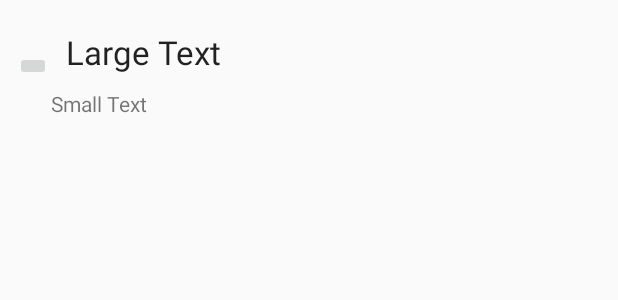
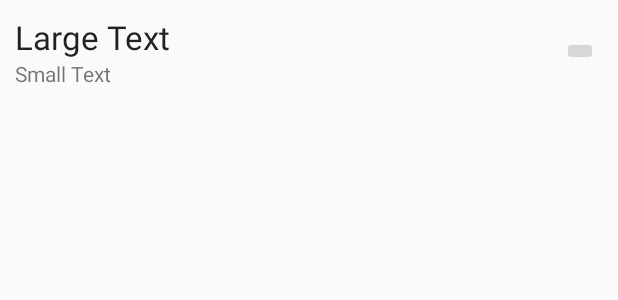
Before and after one commit to lenaMK/mtl-art, an Android app: the layout rangee.xml on its own in the app's theme, with its tools: preview values and no code run, on a phone screen of 412 x 824 dp. Shown: the top 300 px of the screen. Run offline under Robolectric (Android 15) with nearby library versions, the phone set to English and light mode, and no system bars; network calls fail.

Commit message:
ListView: radio buttons for sorting and imageButton to the right, clickable from the favorites

```diff
--- a/app/src/main/res/layout/rangee.xml
+++ b/app/src/main/res/layout/rangee.xml
@@ -1,27 +1,23 @@
 <?xml version="1.0" encoding="utf-8"?>
-<LinearLayout xmlns:android="http://schemas.android.com/apk/res/android"
+<RelativeLayout xmlns:android="http://schemas.android.com/apk/res/android"
     android:orientation="horizontal" android:layout_width="match_parent"
     android:layout_height="wrap_content"
     android:padding="10dp"
     android:gravity="center_vertical">
 
-    <ImageButton
-        android:layout_width="wrap_content"
-        android:layout_height="wrap_content"
-        android:id="@+id/state_button" />
-
     <LinearLayout
         android:orientation="vertical"
         android:layout_width="match_parent"
-        android:layout_height="wrap_content">
+        android:layout_height="wrap_content"
+        android:layout_alignParentLeft="true"
+        android:layout_alignParentTop="true">
 
         <TextView
             android:layout_width="fill_parent"
             android:layout_height="wrap_content"
             android:textAppearance="?android:attr/textAppearanceLarge"
             android:text="Large Text"
-            android:id="@+id/rangee_title"
-            android:layout_margin="10dp" />
+            android:id="@+id/rangee_title" />
 
         <TextView
             android:layout_width="fill_parent"
@@ -31,4 +27,14 @@
             android:id="@+id/rangee_sub" />
     </LinearLayout>
 
-</LinearLayout>
+    <ImageButton
+        android:layout_width="wrap_content"
+        android:layout_height="wrap_content"
+        android:id="@+id/state_button"
+        android:layout_alignParentLeft="false"
+        android:layout_alignParentTop="false"
+        android:layout_marginRight="3dp"
+        android:layout_alignParentRight="true"
+        android:layout_centerVertical="true" />
+
+</RelativeLayout>
```
Also changed, not shown: app/src/main/java/com/example/dajc/tabs/ListViewActivity.java (+6 -1 lines), app/src/main/java/com/example/dajc/tabs/WishListAdaptor.java (+20 -8 lines), app/src/main/res/layout/listview.xml (+0 -28 lines), app/src/main/res/layout/listview_tri.xml (added, +59 -0 lines), app/src/main/res/layout/rangee_dist.xml (+20 -13 lines).
